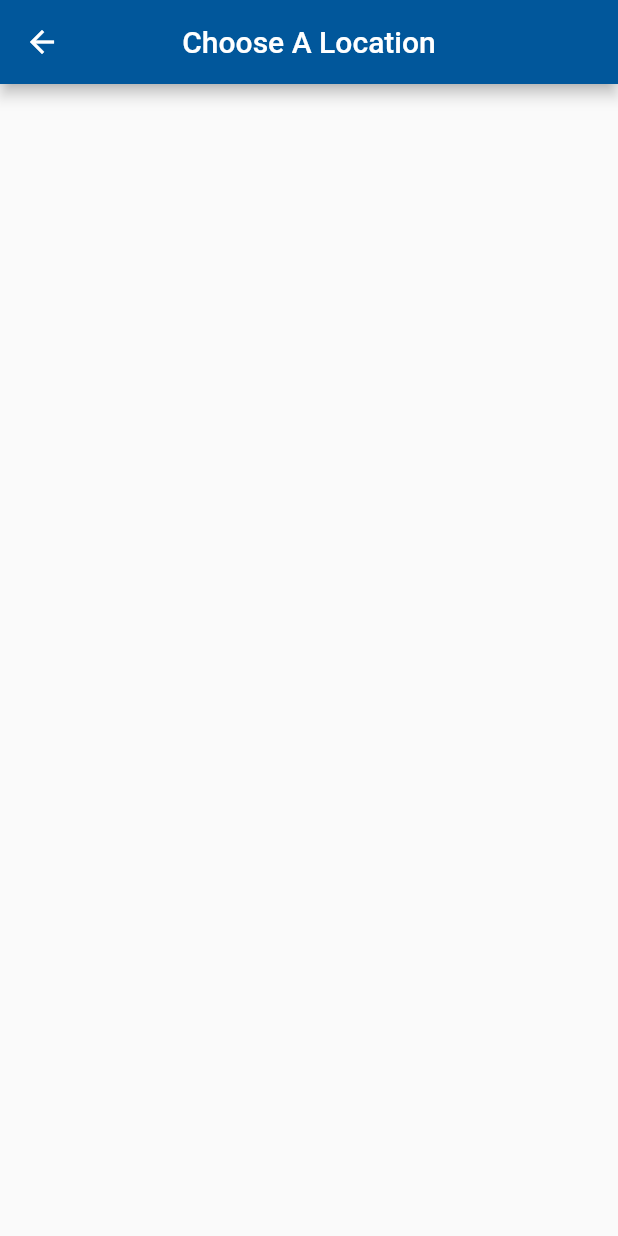
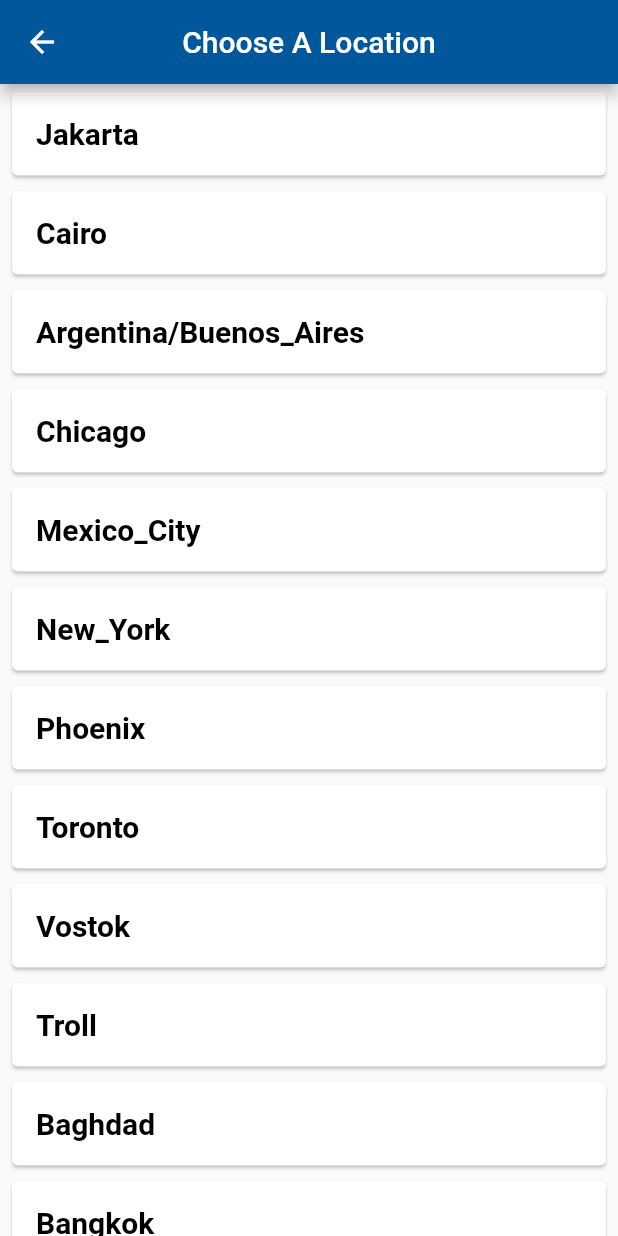
Before and after one commit to kriya007/Time_Across_Globe, a Flutter app: the Location screen opened by its route, on a phone screen of 412 x 824 dp. Run offline on Flutter 3.47's test engine with Material 2 defaults, Android fonts, the phone set to English and light mode, and no system bars; our stand-ins replace flutter_spinkit; network calls fail.

Commit message:
locations added

```diff
--- a/lib/pages/home.dart
+++ b/lib/pages/home.dart
@@ -15,15 +15,29 @@ class _HomeState extends State<Home> {
     data = ModalRoute.of(context).settings.arguments;
     print(data);
 
+    //setting bgimage
+    String bgimage = data['Daytime'] ? 'daytime.jpg': 'night_time.jpg';
+    Color bgcolor = data['Daytime'] ? Colors.blue : Colors.indigo;
+
     return Scaffold(
+      backgroundColor: bgcolor,
       body: SafeArea(
+        child: Container(
+          decoration: BoxDecoration(
+             image: DecorationImage(
+               image: AssetImage('assets/$bgimage'),
+               fit: BoxFit.cover,
+             ),
+          ),
         child: Column(
           children: <Widget>[
             FlatButton.icon(
               onPressed: () {
                 Navigator.pushNamed(context, '/location');
               },
-              icon: Icon(Icons.edit_location),
+              icon: Icon(
+                  Icons.edit_location),
+              color: Colors.grey,
               label: Text('Edit Location'),
             ),
             SizedBox(height:30),
@@ -34,10 +48,11 @@ class _HomeState extends State<Home> {
                   data['location'],
                   style: TextStyle(
                     fontSize: 40,
-                    letterSpacing: 2.0
-
+                    letterSpacing: 2.0,
+                    color: Colors.white
                   ),
                 ),
+
               ],
             ),
             SizedBox(height: 40),
@@ -48,7 +63,8 @@ class _HomeState extends State<Home> {
                   data['time'],
                   style: TextStyle(
                     fontSize: 60,
-                    letterSpacing: 2.0
+                    letterSpacing: 2.0,
+                    color: Colors.white
                   )
                 ),
               ],
@@ -56,6 +72,7 @@ class _HomeState extends State<Home> {
           ],
         ),
       ),
+      ),
     );
   }
 }
--- a/lib/pages/loading.dart
+++ b/lib/pages/loading.dart
@@ -11,12 +11,14 @@ class _LoadingScreenState extends State<LoadingScreen> {
 
 
 void setupTime() async {
-  WorldTime instance = WorldTime(location:'Kolkata', flag:'India.png', url: 'Asia/Kolkata');
+  WorldTime instance = WorldTime(location:'Ahmedabad', flag:'India.png', url: 'Asia/Kolkata');
   await instance.getTime();
   Navigator.pushReplacementNamed(context, '/home', arguments: {
     'location': instance.location,
     'flag': instance.flag,
-    'time': instance.time
+    'time': instance.time,
+    'Daytime': instance.Daytime
+
   });
 
 }
--- a/lib/pages/location.dart
+++ b/lib/pages/location.dart
@@ -1,4 +1,5 @@
 import 'package:flutter/material.dart';
+import 'package:world_time/services/world_time_clock.dart';
 
 class Location extends StatefulWidget {
   @override
@@ -6,6 +7,50 @@ class Location extends StatefulWidget {
 }
 
 class _LocationState extends State<Location> {
+
+  List<WorldTime> locations = [
+    WorldTime(url: 'Asia/Jakarta', location: 'Jakarta', flag: 'indonesia.jpg'),
+    WorldTime(url: 'Africa/Cairo', location: 'Cairo', flag: 'egypt.jpg'),
+    WorldTime(url: 'America/Argentina/Buenos_Aires', location: 'Argentina/Buenos_Aires', flag: 'argentina.jpg'),
+    WorldTime(url: 'America/Chicago', location: 'Chicago', flag: 'America.jpg'),
+    WorldTime(url: 'America/Mexico_City', location: 'Mexico_City', flag: 'America.jpg'),
+    WorldTime(url: 'America/New_York', location: 'New_York', flag: 'America.jpg'),
+    WorldTime(url: 'America/Phoenix', location: 'Phoenix', flag: 'America.jpg'),
+    WorldTime(url: 'America/Toronto', location: 'Toronto', flag: 'America.jpg'),
+    WorldTime(url: 'Antartica/Vostok', location: 'Vostok', flag: ''),
+    WorldTime(url: 'Antartica/Troll', location: 'Troll', flag: ''),
+    WorldTime(url: 'Asia/Baghdad', location: 'Baghdad', flag: 'iraq.jpg'),
+    WorldTime(url: 'Asia/Bangkok', location: 'Bangkok', flag: 'thailand.jpg'),
+    WorldTime(url: 'Asia/Colombo', location: 'Colombo', flag: 'srilanka.jpg'),
+    WorldTime(url: 'Asia/Damascus', location: 'Damascus', flag: 'syria.jpg'),
+    WorldTime(url: 'Asia/Hong_Kong', location: 'Hong_Kong', flag: 'japan.jpg'),
+    WorldTime(url: 'Asia/Jakarta', location: 'Jakarta', flag: 'indonesia.jpg'),
+    WorldTime(url: 'Asia/Jerusalem', location: 'Jerusalem', flag: 'israel.jpg'),
+    WorldTime(url: 'Asia/Karachi', location: 'Karachi', flag: 'pakistan.jpg'),
+    WorldTime(url: 'Asia/Kathmandu', location: 'Kathmandu', flag: 'nepal.jpg'),
+    WorldTime(url: 'Asia/Kolkata', location: 'Kolkata', flag: 'India.jpg'),
+    WorldTime(url: 'Asia/Kuala_Lumpur', location: 'Kathmandu', flag: 'malaysia.jpg'),
+    WorldTime(url: 'Asia/Pyongyang', location: 'Pyongyang', flag: 'northkorea.jpg'),
+    WorldTime(url: 'Asia/Riyadh', location: 'Riyadh', flag: 'saudi.jpg'),
+    WorldTime(url: 'Asia/Seoul', location: 'Seoul', flag: 'south_korea.jpg'),
+    WorldTime(url: 'Asia/Tokoyo', location: 'Tokoyo', flag: 'china.jpg'),
+    WorldTime(url: 'Australia/Melbourne', location:'Melbourne', flag:'australia.jpg'),
+    WorldTime(url: 'Australia/Sydney', location:'Sydney', flag:'australia.jpg'),
+    WorldTime(url: 'Australia/Perth', location:'Perth', flag:'australia.jpg'),
+    WorldTime(url: 'Atlantic/Canary', location:'Canary', flag:'atlantic.jpg'),
+    WorldTime(url: 'Europe/Amsterdam', location:'Amsterdam', flag:'netherlands.jpg'),
+    WorldTime(url: 'Europe/Berlin', location:'Berlin', flag:'germany.jpg'),
+    WorldTime(url: 'Europe/Istanbul', location:'Istanbul', flag:'afghanistan.jpg'),
+    WorldTime(url: 'Europe/Lisbon', location:'Lisbon', flag:'portugal.jpg'),
+    WorldTime(url: 'Europe/London', location:'London', flag:'england.jpg'),
+    WorldTime(url: 'Europe/Moscow', location:'Moscow', flag:'russia.jpg'),
+    WorldTime(url: 'Europe/Oslo', location:'Oslo', flag:'Norway.jpg'),
+    WorldTime(url: 'Europe/Prague', location:'Prague', flag:'czech.jpg'),
+    WorldTime(url: 'Europe/Vienna', location:'Vienna', flag:'austria.jpg'),
+
+
+
+  ];
 
   @override
   Widget build(BuildContext context) {
@@ -16,6 +61,32 @@ class _LocationState extends State<Location> {
         title: Text('Choose A Location'),
         centerTitle: true,
       ),
+      body: ListView.builder(
+
+        itemCount: locations.length,
+          itemBuilder: (context, index){
+
+          return Padding(
+            padding: const EdgeInsets.symmetric(vertical: 1.0, horizontal: 4.0),
+            child: Card(
+            child: ListTile(
+              onTap: () {
+                print(locations[index].location);
+              },
+              title: Text(locations[index].location,
+              style: TextStyle(
+                  fontSize: 20.0,
+                color: Colors.black,
+                fontWeight: FontWeight.bold,
+              ),
+            ),
+            ),
+            ),
+          );
+
+
+
+          }),
     );
   }
 }
--- a/lib/services/world_time_clock.dart
+++ b/lib/services/world_time_clock.dart
@@ -7,6 +7,7 @@ class WorldTime {
   String time;
   String flag;
   String url;
+  bool Daytime;
 
   WorldTime({this.location, this.flag, this.url });
 
@@ -24,6 +25,8 @@ class WorldTime {
       DateTime now = DateTime.parse(datetime);
       now  = now.add(Duration(hours: int.parse(offset)));
 
+      Daytime = now.hour > 6 && now.hour<19? true: false;
+
       time = DateFormat.jm().format(now);
     }
     catch (e) {
--- a/pubspec.yaml
+++ b/pubspec.yaml
@@ -48,9 +48,8 @@ flutter:
   uses-material-design: true
 
   # To add assets to your application, add an assets section, like this:
-  # assets:
-  #   - images/a_dot_burr.jpeg
-  #   - images/a_dot_ham.jpeg
+  assets:
+    - assets/
 
   # An image asset can refer to one or more resolution-specific "variants", see
   # https://flutter.dev/assets-and-images/#resolution-aware.
```
Also changed, not shown: assets/daytime.jpg (added), assets/night_time.jpg (added), 1 other file.
